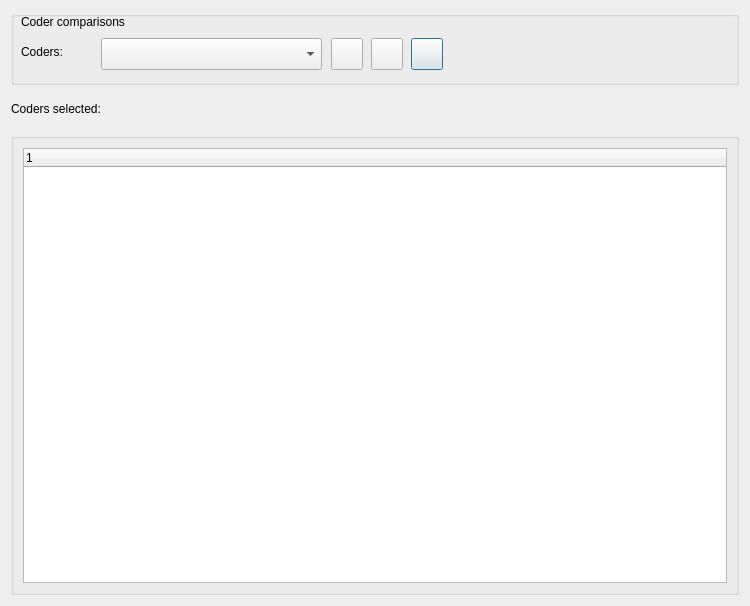
Old version of the form GUI_UIs/ui_dialog_report_comparisons.ui in the repository ccbogel/QualCoder.
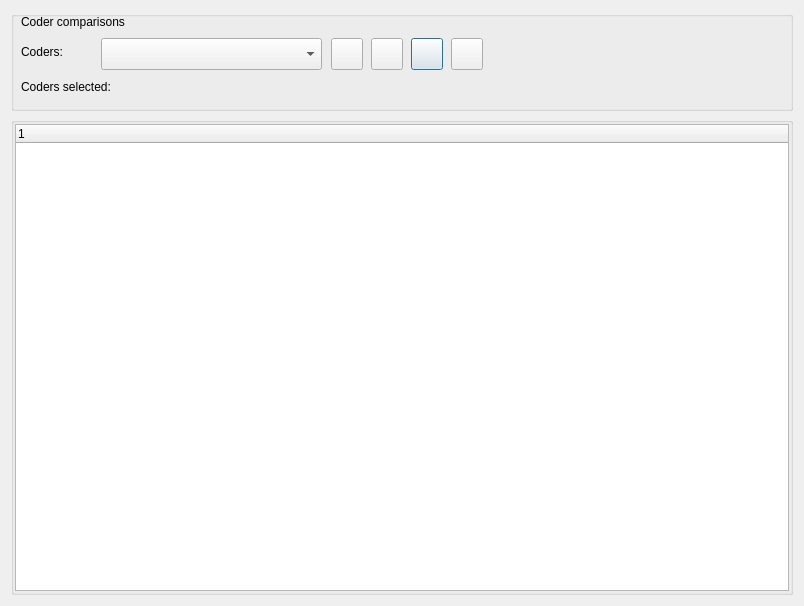
New version of the form.

The edit to the form file:
```diff
--- a/GUI_UIs/ui_dialog_report_comparisons.ui
+++ b/GUI_UIs/ui_dialog_report_comparisons.ui
@@ -9,7 +9,7 @@
    <rect>
     <x>0</x>
     <y>0</y>
-    <width>750</width>
+    <width>804</width>
     <height>606</height>
    </rect>
   </property>
@@ -22,13 +22,13 @@
      <property name="minimumSize">
       <size>
        <width>0</width>
-       <height>74</height>
+       <height>100</height>
       </size>
      </property>
      <property name="maximumSize">
       <size>
        <width>16777215</width>
-       <height>74</height>
+       <height>100</height>
       </size>
      </property>
      <property name="title">
@@ -118,20 +118,25 @@
        <string>Coder comparisons</string>
       </property>
      </widget>
-    </widget>
-   </item>
-   <item>
     <widget class="QLabel" name="label_selections">
+      <property name="geometry">
+       <rect>
+        <x>10</x>
+        <y>60</y>
+        <width>751</width>
+        <height>32</height>
+       </rect>
+      </property>
      <property name="minimumSize">
       <size>
        <width>0</width>
-       <height>36</height>
+        <height>32</height>
       </size>
      </property>
      <property name="maximumSize">
       <size>
        <width>16777213</width>
-       <height>36</height>
+        <height>32</height>
       </size>
      </property>
      <property name="text">
@@ -141,6 +146,23 @@
       <bool>true</bool>
      </property>
     </widget>
+     <widget class="QPushButton" name="pushButton_help1">
+      <property name="geometry">
+       <rect>
+        <x>440</x>
+        <y>27</y>
+        <width>32</width>
+        <height>32</height>
+       </rect>
+      </property>
+      <property name="toolTip">
+       <string>Statistics help</string>
+      </property>
+      <property name="text">
+       <string/>
+      </property>
+     </widget>
+    </widget>
    </item>
    <item>
     <widget class="QGroupBox" name="groupBox_2">
@@ -148,6 +170,21 @@
       <string/>
      </property>
      <layout class="QGridLayout" name="gridLayout">
+      <property name="leftMargin">
+       <number>1</number>
+      </property>
+      <property name="topMargin">
+       <number>1</number>
+      </property>
+      <property name="rightMargin">
+       <number>1</number>
+      </property>
+      <property name="bottomMargin">
+       <number>1</number>
+      </property>
+      <property name="verticalSpacing">
+       <number>2</number>
+      </property>
       <item row="0" column="0">
        <widget class="QTreeWidget" name="treeWidget">
         <column>
```
Lines whose indentation alone changed are shown as unchanged.
